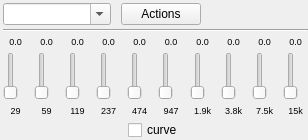
This is src/GUI/PlayerPlugins/Equalizer/GUI_Equalizer.ui in return42/sayonara as Qt 5 draws it before an edit. The edited form follows.
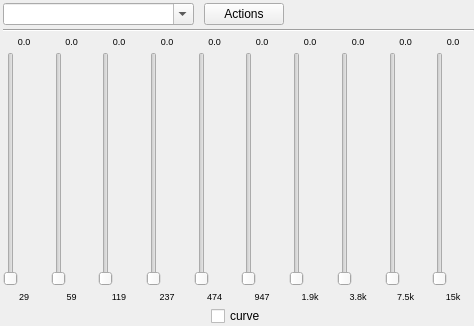
This is the edited form. Custom widgets are drawn as their Qt base class.

```diff
--- a/src/GUI/PlayerPlugins/Equalizer/GUI_Equalizer.ui
+++ b/src/GUI/PlayerPlugins/Equalizer/GUI_Equalizer.ui
@@ -6,8 +6,8 @@
    <rect>
     <x>0</x>
     <y>0</y>
-    <width>308</width>
-    <height>140</height>
+    <width>474</width>
+    <height>326</height>
    </rect>
   </property>
   <layout class="QGridLayout" name="gridLayout">
```
Left out of the diff: 64 changed lines with no effect on the pictures.
